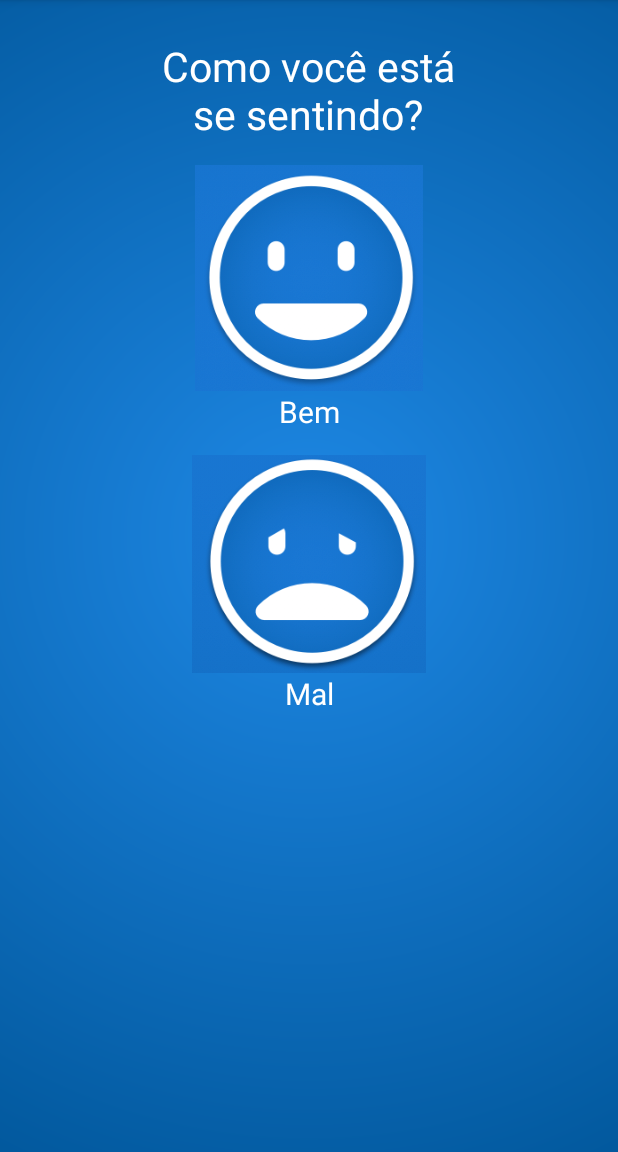
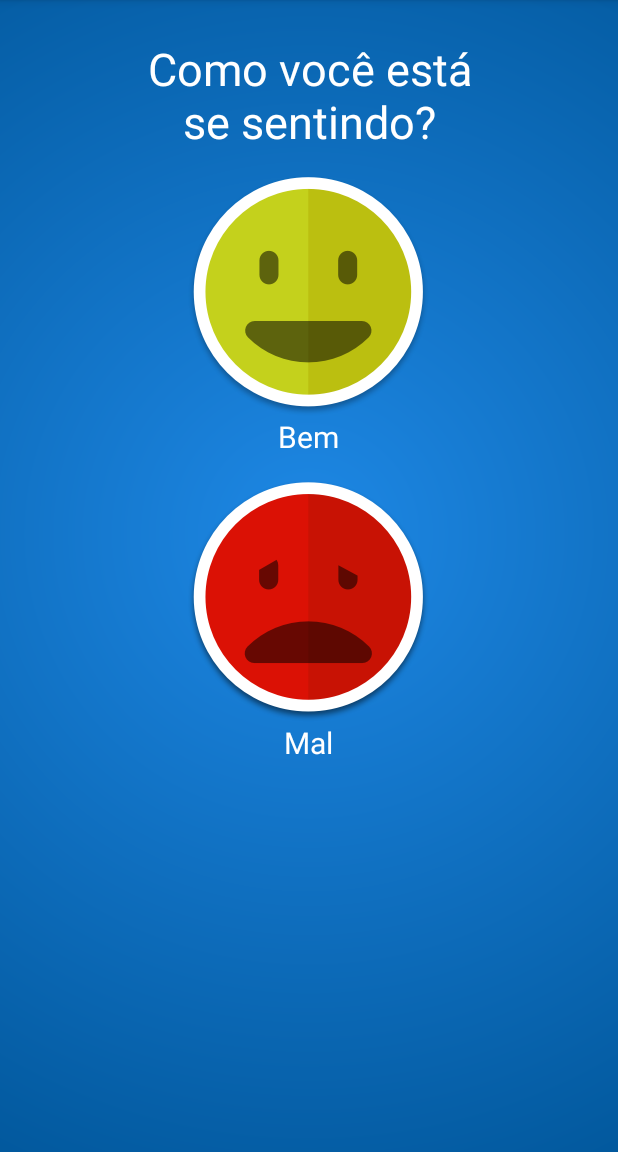
Before and after one commit to Epitrack/gds-ios, an Android app: the StateActivity screen opened directly, with no data from a screen before it, on a phone screen of 412 x 824 dp, the part 84-1236 px from its top. Run offline under Robolectric (Android 15) with nearby library versions, the phone set to English and light mode, and no system bars; our stand-ins replace ButterKnife.

Commit message:
Change images in "State Activity" screen

```diff
--- a/Android/Guardioes/app/src/main/res/layout/state_activity.xml
+++ b/Android/Guardioes/app/src/main/res/layout/state_activity.xml
@@ -8,10 +8,9 @@
     <TextView
         android:layout_width="wrap_content"
         android:layout_height="wrap_content"
-        android:layout_marginTop="25dp"
         android:gravity="center_horizontal"
         android:text="@string/state_activity_message"
-        android:textSize="27dp"/>
+        style="@style/TextHeader"/>
 
     <TextView
         android:id="@+id/state_activity_text_view_state_good"
--- a/Android/Guardioes/app/src/main/res/values/styles.xml
+++ b/Android/Guardioes/app/src/main/res/values/styles.xml
@@ -48,10 +48,9 @@
         <item name="android:windowBackground">@drawable/background_blue</item>
     </style>
 
-    <style name="Theme.Text.Header" parent="TextAppearance.AppCompat">
-        <item name="android:textSize">25dp</item>
-        <item name="android:textStyle">bold</item>
-        <item name="android:layout_marginTop">17dp</item>
+    <style name="TextHeader">
+        <item name="android:textSize">30dp</item>
+        <item name="android:layout_marginTop">25dp</item>
     </style>
 
 </resources>
```
Also changed, not shown: Android/Guardioes/app/src/main/res/drawable-hdpi/bad.png, Android/Guardioes/app/src/main/res/drawable-hdpi/good.png.
